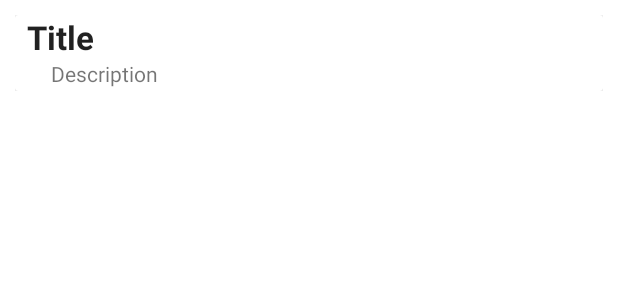
After one commit to KingRohbar/Studienarbeit, an Android app: the layout checklist_row.xml on its own in the app's theme, with its tools: preview values and no code run, on a phone screen of 412 x 824 dp. The commit adds this screen. Shown: the top 300 px of the screen. Run offline under Robolectric (Android 15) with nearby library versions, the phone set to English and light mode, and no system bars; network calls fail.

Commit message:
Add displaying of Checklists

```diff
--- a/LeaveTheHouse/app/src/main/java/de/kingrohbar/leavethehouse/activities/CreateChecklist.kt
+++ b/LeaveTheHouse/app/src/main/java/de/kingrohbar/leavethehouse/activities/CreateChecklist.kt
@@ -7,6 +7,7 @@ import com.google.android.material.floatingactionbutton.FloatingActionButton
 import com.google.android.material.snackbar.Snackbar
 import androidx.appcompat.app.AppCompatActivity
 import de.kingrohbar.leavethehouse.R
+import de.kingrohbar.leavethehouse.model.Checklist
 import de.kingrohbar.leavethehouse.util.Finals
 
 class CreateChecklist : AppCompatActivity() {
@@ -25,8 +26,9 @@ class CreateChecklist : AppCompatActivity() {
             val description = findViewById<EditText>(R.id.descriptionInput).text.toString()
 
             intent = Intent()
+            intent.putExtra("successful", true)
             intent.putExtra("title", title)
-            intent.putExtra(description, description)
+            intent.putExtra("description", description)
 
             setResult(Finals.CREATE_CHECKLIST, intent)
             finishActivity(Finals.CREATE_CHECKLIST)
--- a/LeaveTheHouse/app/src/main/java/de/kingrohbar/leavethehouse/activities/FirstFragment.kt
+++ b/LeaveTheHouse/app/src/main/java/de/kingrohbar/leavethehouse/activities/FirstFragment.kt
@@ -18,14 +18,14 @@ class FirstFragment : Fragment() {
             savedInstanceState: Bundle?
     ): View? {
         // Inflate the layout for this fragment
-        return inflater.inflate(R.layout.fragment_first, container, false)
+        return inflater.inflate(R.layout.fragment_checklist_view, container, false)
     }
 
     override fun onViewCreated(view: View, savedInstanceState: Bundle?) {
         super.onViewCreated(view, savedInstanceState)
 
-        view.findViewById<Button>(R.id.button_first).setOnClickListener {
+        /*view.findViewById<Button>(R.id.button_first).setOnClickListener {
             findNavController().navigate(R.id.action_FirstFragment_to_SecondFragment)
-        }
+        }*/
     }
 }
--- a/LeaveTheHouse/app/src/main/java/de/kingrohbar/leavethehouse/model/Checklist.kt
+++ b/LeaveTheHouse/app/src/main/java/de/kingrohbar/leavethehouse/model/Checklist.kt
@@ -2,9 +2,10 @@ package de.kingrohbar.leavethehouse.model
 
 import de.kingrohbar.leavethehouse.Task
 
-class Checklist(var name:String) {
-    var description: String = "New Checklist for Leaving the House";
+class Checklist(var title:String, var description: String?) {
     private var tasks: ArrayList<Task> = ArrayList();
+
+    constructor(title: String, description: String?, task: ArrayList<Task>) : this(title, description)
 
     fun addTask(task:Task){
         tasks.add(task);
--- a/LeaveTheHouse/app/src/main/java/de/kingrohbar/leavethehouse/model/Task.kt
+++ b/LeaveTheHouse/app/src/main/java/de/kingrohbar/leavethehouse/model/Task.kt
@@ -1,6 +1,7 @@
 package de.kingrohbar.leavethehouse
 
-class Task(var title: String) {
-    var description: String = "";
+import java.io.FileDescriptor
+
+class Task(var title: String, var description: String?) {
     var checked: Boolean = false;
 }
--- a/LeaveTheHouse/app/src/main/res/layout/activity_main.xml
+++ b/LeaveTheHouse/app/src/main/res/layout/activity_main.xml
@@ -2,6 +2,7 @@
 <androidx.coordinatorlayout.widget.CoordinatorLayout xmlns:android="http://schemas.android.com/apk/res/android"
     xmlns:app="http://schemas.android.com/apk/res-auto"
     xmlns:tools="http://schemas.android.com/tools"
+    android:id="@+id/coordinaterLayout"
     android:layout_width="match_parent"
     android:layout_height="match_parent"
     tools:context=".MainActivity">
@@ -20,7 +21,7 @@
 
     </com.google.android.material.appbar.AppBarLayout>
 
-    <include layout="@layout/content_main" />
+    <include layout="@layout/fragment_checklist_view" />
 
     <com.google.android.material.floatingactionbutton.FloatingActionButton
         android:id="@+id/add_checklist"
--- /dev/null
+++ b/LeaveTheHouse/app/src/main/res/layout/checklist_row.xml
@@ -0,0 +1,48 @@
+<?xml version="1.0" encoding="utf-8"?>
+<androidx.constraintlayout.widget.ConstraintLayout xmlns:android="http://schemas.android.com/apk/res/android"
+    xmlns:app="http://schemas.android.com/apk/res-auto"
+    xmlns:tools="http://schemas.android.com/tools"
+    android:layout_width="match_parent"
+    android:layout_height="wrap_content"
+    android:layout_margin="10dp">
+
+    <androidx.cardview.widget.CardView
+        android:layout_width="match_parent"
+        android:layout_height="wrap_content"
+        app:layout_constraintBottom_toBottomOf="parent"
+        app:layout_constraintEnd_toEndOf="parent"
+        app:layout_constraintStart_toStartOf="parent"
+        app:layout_constraintTop_toTopOf="parent">
+
+        <androidx.constraintlayout.widget.ConstraintLayout
+            android:layout_width="match_parent"
+            android:layout_height="match_parent">
+
+            <TextView
+                android:id="@+id/checklistTitleText"
+                android:layout_width="wrap_content"
+                android:layout_height="wrap_content"
+                android:layout_marginStart="8dp"
+                android:text="Title"
+                android:textAppearance="@style/TextAppearance.AppCompat.Large"
+                android:textStyle="bold"
+                app:layout_constraintStart_toStartOf="parent"
+                app:layout_constraintTop_toTopOf="parent" />
+
+            <TextView
+                android:id="@+id/checklistDescriptionText"
+                android:layout_width="wrap_content"
+                android:layout_height="wrap_content"
+                android:layout_marginStart="16dp"
+                android:layout_marginBottom="2dp"
+                android:text="Description"
+                android:textAppearance="@style/TextAppearance.AppCompat.Small"
+                app:layout_constraintBottom_toBottomOf="parent"
+                app:layout_constraintStart_toStartOf="@+id/checklistTitleText"
+                app:layout_constraintTop_toBottomOf="@+id/checklistTitleText" />
+
+        </androidx.constraintlayout.widget.ConstraintLayout>
+
+    </androidx.cardview.widget.CardView>
+
+</androidx.constraintlayout.widget.ConstraintLayout>
--- a/LeaveTheHouse/app/src/main/res/layout/content_main.xml
+++ b/LeaveTheHouse/app/src/main/res/layout/content_main.xml
@@ -16,4 +16,5 @@
         app:layout_constraintRight_toRightOf="parent"
         app:layout_constraintTop_toTopOf="parent"
         app:navGraph="@navigation/nav_graph" />
+
 </androidx.constraintlayout.widget.ConstraintLayout>
--- a/LeaveTheHouse/app/src/main/res/values/colors.xml
+++ b/LeaveTheHouse/app/src/main/res/values/colors.xml
@@ -15,4 +15,5 @@
     <color name="light_blue_A200">#FF40C4FF</color>
     <color name="light_blue_A400">#FF00B0FF</color>
     <color name="black_overlay">#66000000</color>
+    <color name="light_gray">#F6F6F6</color>
 </resources>
--- a/LeaveTheHouse/app/src/main/res/values/strings.xml
+++ b/LeaveTheHouse/app/src/main/res/values/strings.xml
@@ -17,4 +17,6 @@
     <string name="cancel">CANCEL</string>
     <string name="title_activity_create_checklist">Create Checklist</string>
 
+    <string name="duplicateTitle">Error: No new Checklist created. \n \t No duplicate Titles allowed</string>
+
 </resources>
```
Also changed, not shown: LeaveTheHouse/app/src/main/java/de/kingrohbar/leavethehouse/MainActivity.kt (+97 -0 lines), LeaveTheHouse/app/src/main/java/de/kingrohbar/leavethehouse/controller/ChecklistRecyclerViewAdapter.kt (added, +40 -0 lines), LeaveTheHouse/app/src/main/res/layout/fragment_checklist_view.xml (added, +19 -0 lines), LeaveTheHouse/app/src/main/res/layout/fragment_first.xml (deleted, +0 -28 lines), LeaveTheHouse/app/src/main/res/navigation/nav_graph.xml (+1 -21 lines).
